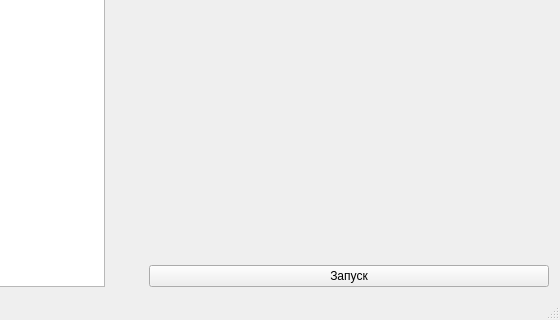
Above: mainwindow.ui from Rustam-Azmatov/EmuleUI before the change; both pictures show x 240 to 800 and y 280 to 600 of the 800 by 600 pixel window. Below: the same form after it.
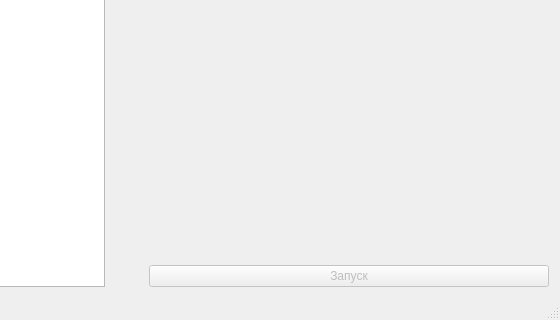
That is the form after the change. Icons and pictures are not drawn.

```diff
--- a/mainwindow.ui
+++ b/mainwindow.ui
@@ -19,6 +19,9 @@
      <layout class="QGridLayout" name="gridLayout">
       <item row="6" column="5">
        <widget class="QPushButton" name="btnStart">
+        <property name="enabled">
+         <bool>false</bool>
+        </property>
         <property name="text">
          <string>Запуск</string>
         </property>
```
